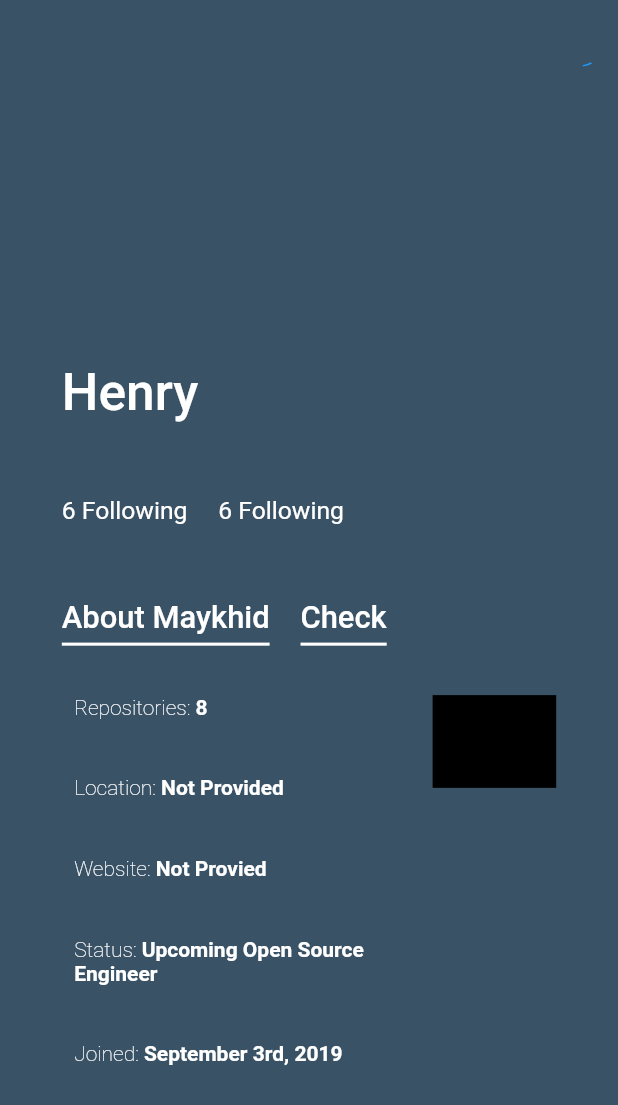
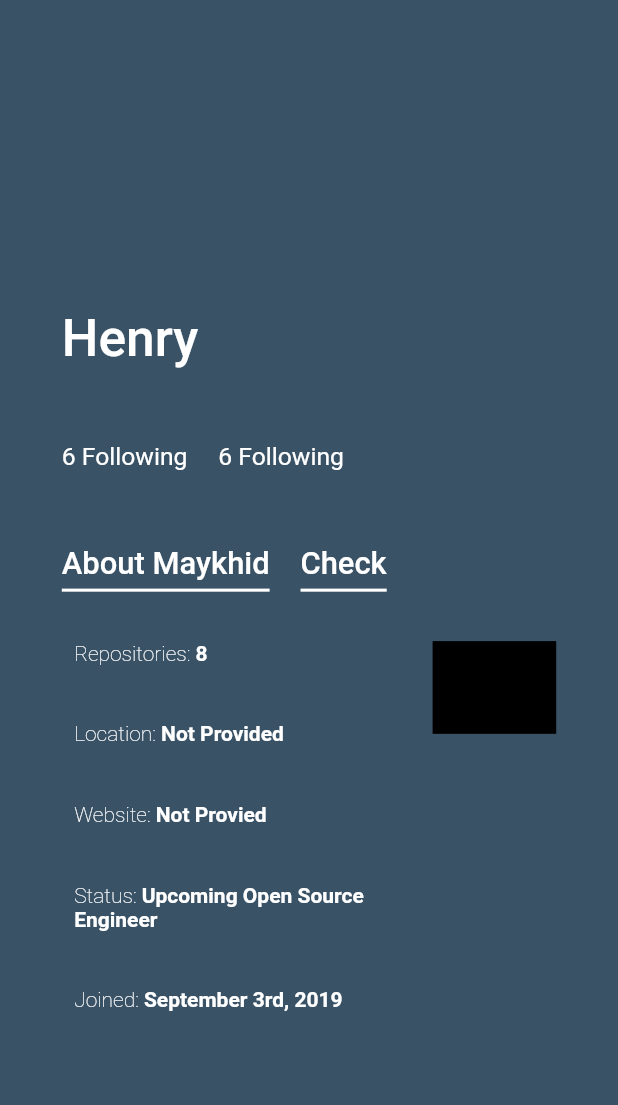
Before and after one commit to maykhid/Devstatus, a Flutter app: the screen it shows after launch, on a phone screen of 412 x 824 dp. Shown: the top 1105 px of the screen. Run offline on Flutter 3.47's test engine with Material 2 defaults, Android fonts, the phone set to English and light mode, and no system bars; our stand-ins replace sizer.

Commit message:
edited app structure

```diff
--- a/lib/app/base_view.dart
+++ b/lib/app/base_view.dart
@@ -7,6 +7,7 @@ class BaseView extends StatelessWidget {
   final Widget? body;
   final bool? resizeToAvoidBottomInsets;
   final Color backgroundColor;
+  final bool showLoading;
 
   const BaseView({
     Key? key,
@@ -14,6 +15,7 @@ class BaseView extends StatelessWidget {
     this.backgroundColor = Colors.white,
     this.resizeToAvoidBottomInsets,
     this.body,
+    this.showLoading = false,
   }) : super(key: key);
 
   @override
@@ -25,17 +27,18 @@ class BaseView extends StatelessWidget {
           child: Column(
             // mainAxisAlignment: MainAxisAlignment.spaceAround,
             children: [
-              Align(
-                alignment: Alignment.centerRight,
-                child: Padding(
-                  padding: const EdgeInsets.all(8.0),
-                  child: CircularProgressIndicator(strokeWidth: 1.0,),
-                ),
+              showLoading
+                  ? slimLoading()
+                  : Container(
+                      padding: const EdgeInsets.all(8.0),
+                    ),
+
+              //
+              SizedBox(
+                height: 20.h,
               ),
 
-              SizedBox(
-                height:20.h,
-              ),
+              //
               Center(
                 child: Container(
                   padding: padding ??
@@ -52,4 +55,16 @@ class BaseView extends StatelessWidget {
       ),
     );
   }
+
+  Align slimLoading() {
+    return Align(
+      alignment: Alignment.centerRight,
+      child: Padding(
+        padding: const EdgeInsets.all(8.0),
+        child: CircularProgressIndicator(
+          strokeWidth: 1.0,
+        ),
+      ),
+    );
+  }
 }
--- /dev/null
+++ b/lib/app/gitstatus_app.dart
@@ -0,0 +1,15 @@
+import 'package:dev_stat/ui/screens/home/home_screen.dart';
+import 'package:flutter/material.dart';
+import 'package:sizer/sizer.dart';
+
+class GitStatusApp extends StatelessWidget {
+  @override
+  Widget build(BuildContext context) {
+    return Sizer(builder: (context, _, __) {
+      return MaterialApp(
+        debugShowCheckedModeBanner: false,
+        home: HomeScreen(),
+      );
+    });
+  }
+}
--- a/lib/main.dart
+++ b/lib/main.dart
@@ -1,19 +1,7 @@
-import 'package:dev_stat/ui/home/home_screen.dart';
 import 'package:flutter/material.dart';
-import 'package:sizer/sizer.dart';
+
+import 'app/gitstatus_app.dart';
 
 void main() {
-  runApp(GitStatApp());
+  runApp(GitStatusApp());
 }
-
-class GitStatApp extends StatelessWidget {
-  @override
-  Widget build(BuildContext context) {
-    return Sizer(builder: (context, _, __) {
-      return MaterialApp(
-        debugShowCheckedModeBanner: false,
-        home: HomeScreen(),
-      );
-    });
-  }
-}
--- a/lib/ui/home/home_screen.dart
+++ b/lib/ui/screens/home/home_screen.dart
@@ -1,5 +1,8 @@
 import 'package:dev_stat/app/base_view.dart';
 import 'package:dev_stat/app/consts/app_colors.dart';
+import 'package:dev_stat/ui/widgets/buttons.dart';
+import 'package:dev_stat/ui/widgets/entry_text.dart';
+import 'package:dev_stat/ui/widgets/underline_text.dart';
 import 'package:flutter/material.dart';
 import 'package:sizer/sizer.dart';
 
@@ -132,29 +135,6 @@ class DevStatus extends StatelessWidget {
   }
 }
 
-class EntryText extends StatelessWidget {
-  final String text;
-  final String subtext;
-  const EntryText({
-    required this.text,
-    required this.subtext,
-    Key? key,
-  }) : super(key: key);
-
-  @override
-  Widget build(BuildContext context) {
-    return RichText(
-      text: TextSpan(
-        text: '$text: ',
-        style: TextStyle(fontWeight: FontWeight.w100),
-        children: [
-          TextSpan(
-              text: '$subtext', style: TextStyle(fontWeight: FontWeight.bold)),
-        ],
-      ),
-    );
-  }
-}
 
 class CheckStatus extends StatelessWidget {
   const CheckStatus({
@@ -203,55 +183,11 @@ class CheckStatus extends StatelessWidget {
             height: 3.h,
           ),
 
-          // check status
-          InkWell(
-            onTap: () {},
-            child: Container(
-              width: double.infinity,
-              height: 7.h,
-              color: Colors.white,
-              child: Center(
-                  child: Text(
-                'Check Status',
-                style: TextStyle(
-                  color: AppColors.deepBlue,
-                  fontSize: 13.sp,
-                  fontWeight: FontWeight.w500,
-                ),
-              )),
-            ),
-          ),
+          // check status button
+          Button.flatterButton(),
+
         ],
       ),
     );
   }
 }
-
-class UnderlinedText extends StatelessWidget {
-  final String text;
-  UnderlinedText({required this.text});
-  @override
-  Widget build(BuildContext context) {
-    return Container(
-      padding: EdgeInsets.only(
-        bottom: 5, // Space between underline and text
-      ),
-      decoration: BoxDecoration(
-        border: Border(
-          bottom: BorderSide(
-            color: Colors.white,
-            width: 0.5.w, // Underline thickness
-          ),
-        ),
-      ),
-      child: Text(
-        text,
-        style: TextStyle(
-          fontSize: 15.sp,
-          fontWeight: FontWeight.w500,
-          color: Colors.white,
-        ),
-      ),
-    );
-  }
-}
--- /dev/null
+++ b/lib/ui/screens/home/home_screen_viewmodel.dart
@@ -0,0 +1,5 @@
+import 'package:dev_stat/app/base_viewmodel/base_viewmodel.dart';
+
+class HomeScreenViewModel extends BaseViewModel {
+
+}
--- /dev/null
+++ b/lib/ui/widgets/entry_text.dart
@@ -0,0 +1,25 @@
+import 'package:flutter/material.dart';
+
+class EntryText extends StatelessWidget {
+  final String text;
+  final String subtext;
+  const EntryText({
+    required this.text,
+    required this.subtext,
+    Key? key,
+  }) : super(key: key);
+
+  @override
+  Widget build(BuildContext context) {
+    return RichText(
+      text: TextSpan(
+        text: '$text: ',
+        style: TextStyle(fontWeight: FontWeight.w100),
+        children: [
+          TextSpan(
+              text: '$subtext', style: TextStyle(fontWeight: FontWeight.bold)),
+        ],
+      ),
+    );
+  }
+}
--- /dev/null
+++ b/lib/ui/widgets/underline_text.dart
@@ -0,0 +1,31 @@
+import 'package:flutter/material.dart';
+import 'package:sizer/sizer.dart';
+
+class UnderlinedText extends StatelessWidget {
+  final String text;
+  UnderlinedText({required this.text});
+  @override
+  Widget build(BuildContext context) {
+    return Container(
+      padding: EdgeInsets.only(
+        bottom: 5, // Space between underline and text
+      ),
+      decoration: BoxDecoration(
+        border: Border(
+          bottom: BorderSide(
+            color: Colors.white,
+            width: 0.5.w, // Underline thickness
+          ),
+        ),
+      ),
+      child: Text(
+        text,
+        style: TextStyle(
+          fontSize: 15.sp,
+          fontWeight: FontWeight.w500,
+          color: Colors.white,
+        ),
+      ),
+    );
+  }
+}
```
Also changed, not shown: lib/app/base_viewmodel/base_viewmodel.dart (added, +19 -0 lines), lib/core/data/remote/git_user_remote_datasource.dart (added, +7 -0 lines), lib/ui/widgets/buttons.dart (added, +25 -0 lines), lib/ui/home/home_screen_viewmodel.dart (deleted).
